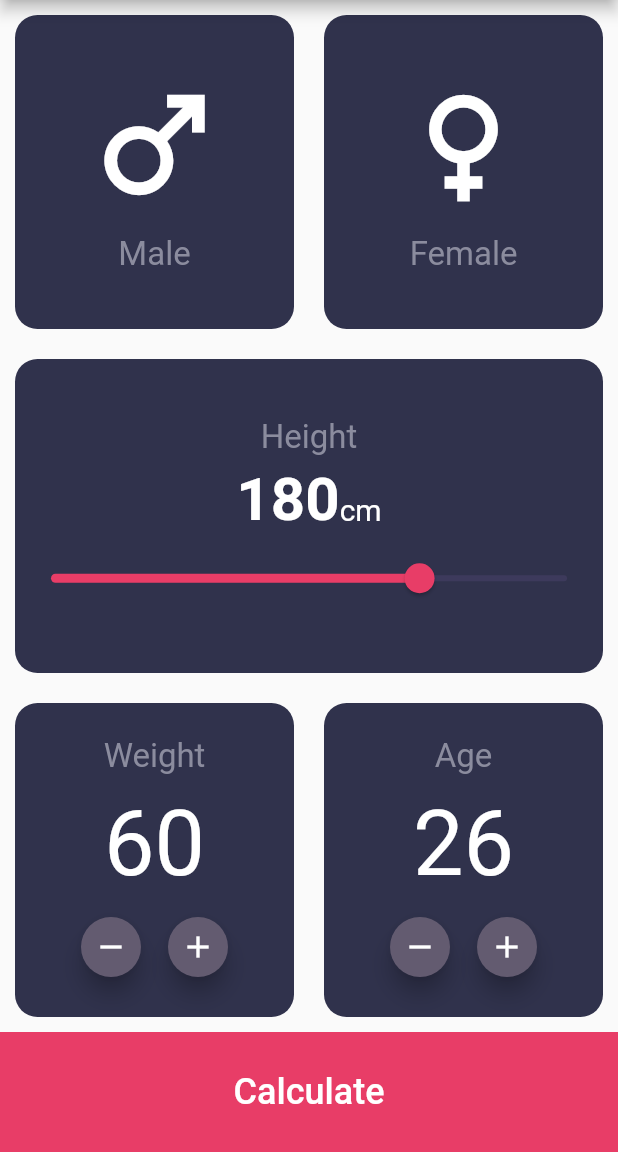
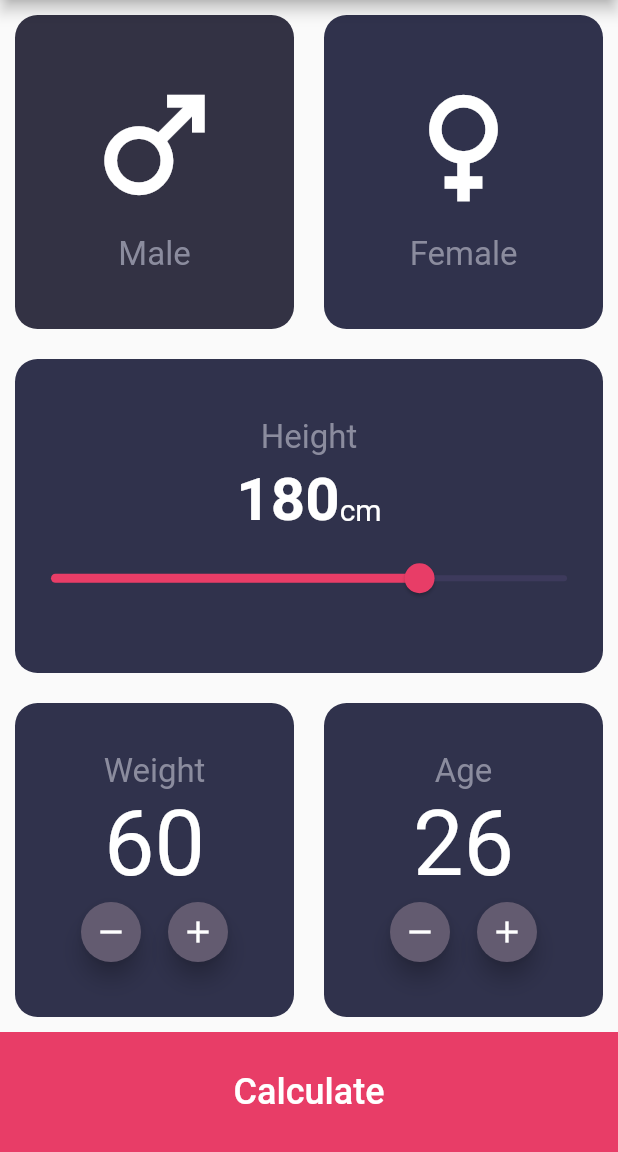
Before and after one commit to Yasmeen-Saad/BMI-Calculator-Flutter-App, a Flutter app: the screen it shows after launch, on a phone screen of 412 x 824 dp, the part 84-1236 px from its top. Run offline on Flutter 3.47's test engine with Material 3 defaults, Android fonts, the phone set to English and light mode, and no system bars.

```diff
--- a/lib/home.dart
+++ b/lib/home.dart
@@ -1,4 +1,6 @@
+import 'dart:math';
 import 'package:flutter/material.dart';
+import 'package:bmi_calculator/result.dart';
 
 class HomeScreen extends StatefulWidget {
   const HomeScreen({super.key});
@@ -10,6 +12,9 @@ class HomeScreen extends StatefulWidget {
 class _HomeScreenState extends State<HomeScreen> {
 
   double heightValue = 180;
+  int age = 26;
+  int weight = 60;
+  bool isMale = true;
 
   @override
   Widget build(BuildContext context) {
@@ -28,9 +33,15 @@ class _HomeScreenState extends State<HomeScreen> {
               spacing: 20,
               children: [
                 Expanded(
+                  child: GestureDetector(
+                    onTap: (){
+                      setState(() {
+                        isMale = true;
+                      });
+                    },
                     child: Container(
                       decoration: BoxDecoration(
-                      color: Color(0xFF30324C),
+                        color: isMale? Color(0xFF333244) : Color(0xFF30324C),
                         borderRadius: BorderRadius.circular(15)
                       ),
                       child: Column(
@@ -43,10 +54,17 @@ class _HomeScreenState extends State<HomeScreen> {
                       ),
                     ),
                   ),
+                ),
                 Expanded(
+                  child: GestureDetector(
+                    onTap: (){
+                      setState(() {
+                        isMale = false;
+                      });
+                    },
                     child: Container(
                       decoration: BoxDecoration(
-                        color: Color(0xFF30324C),
+                          color: isMale? Color(0xFF30324C) : Color(0xFF333244),
                           borderRadius: BorderRadius.circular(15)
                       ),
                       child: Column(
@@ -56,6 +74,7 @@ class _HomeScreenState extends State<HomeScreen> {
                           SizedBox(height: 10,),
                           Text('Female', style: TextStyle(fontSize: 22, color: Color(0xFF8B8C9E)),)
                         ],
+                      ),
                     ),
                   ),
                 )
@@ -114,29 +133,41 @@ class _HomeScreenState extends State<HomeScreen> {
                         color: Color(0xFF30324C),
                         borderRadius: BorderRadius.circular(15)
                     ),
+                    child: Padding(
+                      padding: const EdgeInsets.all(8.0),
                       child: Column(
                         mainAxisAlignment: MainAxisAlignment.center,
-                      spacing: 10,
                         children: [
                           Text('Weight', style: TextStyle(fontSize: 22, color: Color(0xFF8B8C9E)),),
-                        Text('60', style: TextStyle(fontSize: 60, color: Colors.white),),
+                          Text('$weight', style: TextStyle(fontSize: 60, color: Colors.white),),
                           Row(
                             spacing: 10,
                             mainAxisAlignment: MainAxisAlignment.center,
                             children: [
                               FloatingActionButton(
-                              onPressed: (){},
+                                onPressed: (){
+                                  setState(() {
+                                    weight--;
+                                  });
+                                },
                                 mini: true,
+                                heroTag: 'weight--',
                                 child: Icon(Icons.remove),
                               ),
                               FloatingActionButton(
-                              onPressed: (){},
+                                onPressed: (){
+                                  setState(() {
+                                    weight++;
+                                  });
+                                },
                                 mini: true,
+                                heroTag: 'weight++',
                                 child: Icon(Icons.add),
                               ),
                             ],
                           )
                         ],
+                      ),
                     ),
                   ),
                 ),
@@ -146,29 +177,41 @@ class _HomeScreenState extends State<HomeScreen> {
                         color: Color(0xFF30324C),
                         borderRadius: BorderRadius.circular(15)
                     ),
+                    child: Padding(
+                      padding: const EdgeInsets.all(8.0),
                       child: Column(
                         mainAxisAlignment: MainAxisAlignment.center,
-                      spacing: 10,
                         children: [
                           Text('Age', style: TextStyle(fontSize: 22, color: Color(0xFF8B8C9E)),),
-                        Text('26', style: TextStyle(fontSize: 60, color: Colors.white),),
+                          Text('$age', style: TextStyle(fontSize: 60, color: Colors.white),),
                           Row(
                             spacing: 10,
                             mainAxisAlignment: MainAxisAlignment.center,
                             children: [
                               FloatingActionButton(
-                              onPressed: (){},
+                                onPressed: (){
+                                  setState(() {
+                                    age--;
+                                  });
+                                },
                                 mini: true,
+                                heroTag: 'age--',
                                 child: Icon(Icons.remove),
                               ),
                               FloatingActionButton(
-                              onPressed: (){},
+                                onPressed: (){
+                                  setState(() {
+                                    age++;
+                                  });
+                                },
                                 mini: true,
+                                heroTag: 'age++',
                                 child: Icon(Icons.add),
                               ),
                             ],
                           )
                         ],
+                      ),
                     ),
                   ),
                 )
@@ -180,7 +223,18 @@ class _HomeScreenState extends State<HomeScreen> {
             width: double.infinity,
             color: Color(0xFFE83D67),
             child: MaterialButton(
-                onPressed: (){},
+                onPressed: (){
+                  double result = weight / pow(heightValue/100, 2);
+                  print(result);
+                  Navigator.push(
+                      context,
+                      MaterialPageRoute(builder: (context) => ResultScreen(
+                        age: age,
+                        isMale: isMale,
+                        result: result,
+                      ))
+                  );
+                },
               child: Text(
                 'Calculate',
                 style: TextStyle(
```
Lines whose indentation alone changed are shown as unchanged.
